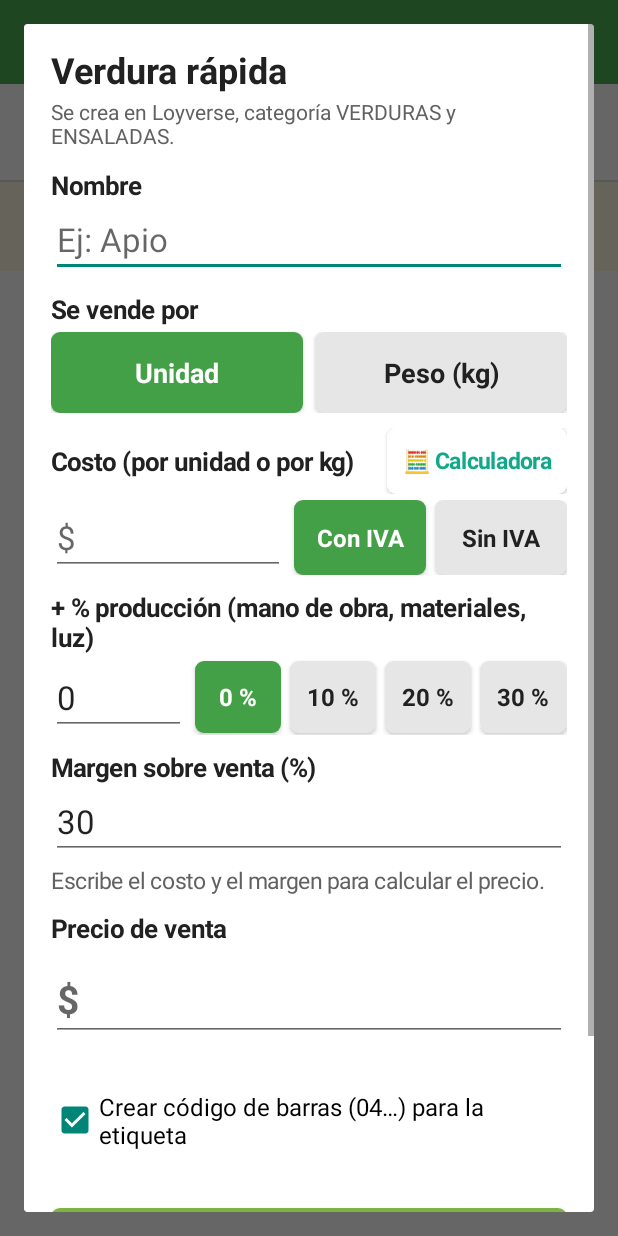
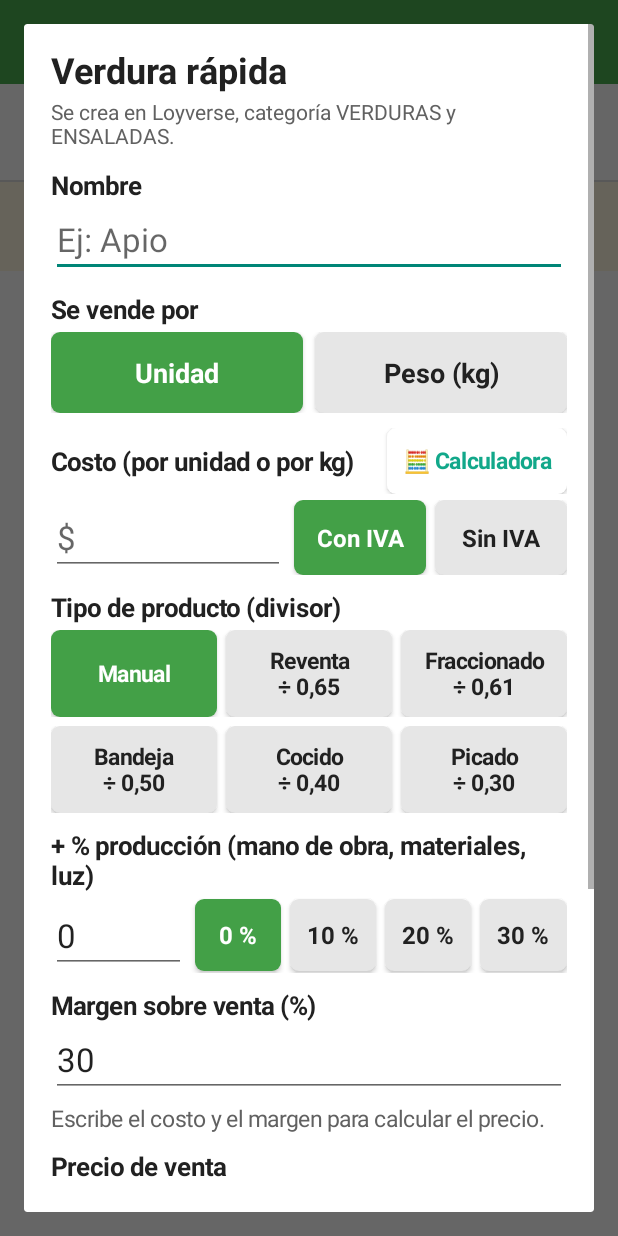
Before and after one commit to minimarketmarin01-cell/Pedidos-Mar-n-, an Android app: the screen it shows after launch (MainActivity), after a tap on "＋ Verdura", on a phone screen of 412 x 824 dp. Run offline under Robolectric (Android 15) with nearby library versions, the phone set to English and light mode, and no system bars; network calls fail.

Commit message:
Precios Marín: botones de tipo con divisor en Verdura rápida
- Fila "Tipo de producto (divisor)": Manual · Reventa ÷0,65 · Fraccionado ÷0,61 · Bandeja ÷0,50
  · Cocido ÷0,40 · Picado ÷0,30 (≈40 % de ganancia real después de producción; 35 % en reventa
  y fraccionado). Se recuerda el último tipo; "Manual" mantiene % producción + margen.
- Precio = costo ÷ divisor → siguiente terminación en 90. El costo guardado en Loyverse es el real:
  materia + producción del tipo ($0/$65/$170/$250/$300), para que los reportes muestren el margen
  verdadero.
- Aviso en rojo si el margen real queda bajo 30 % (verdura muy barata) con el precio mínimo.
- Ej.: lechuga $371 picado → $1.290 (48 %), beterraga cocida $520 → $1.390 (44,6 %).

Co-Authored-By: Claude Opus 5.5 <noreply@anthropic.com>
Claude-Session: https://claude.ai/code/session_019cbmJmj5JyEbVMNg44d7F7

```diff
--- a/android-precios/app/build.gradle
+++ b/android-precios/app/build.gradle
@@ -10,8 +10,8 @@ android {
         applicationId 'cl.marin376.precios'
         minSdk 26          // Android 8.0 y 8.1
         targetSdk 27
-        versionCode 11
-        versionName '1.10'
+        versionCode 12
+        versionName '1.11'
     }
 
     signingConfigs {
--- a/android-precios/app/src/main/java/cl/marin376/precios/MainActivity.java
+++ b/android-precios/app/src/main/java/cl/marin376/precios/MainActivity.java
@@ -966,8 +966,27 @@ public class MainActivity extends Activity {
     filaCosto.addView(bSin, ps);
     c.addView(filaCosto, lp(-1, -2, 4));
 
+    // Tipo de producto: precio = costo ÷ divisor (incluye producción y ~40 % de ganancia real).
+    // "Manual" deja el cálculo con % producción y margen.
+    c.addView(texto("Tipo de producto (divisor)", 17, true, NEGRO), lp(-1, -2, 10));
+    final int[] tipo = {Math.max(0, Math.min(Precio.TIPOS.length - 1, prefs.getInt("tipoVerdura", 0)))};
+    final Button[] bTipos = new Button[Precio.TIPOS.length];
+    LinearLayout filaTipo1 = fila(), filaTipo2 = fila();
+    for (int i = 0; i < Precio.TIPOS.length; i++) {
+      String etq = i == 0 ? "Manual" : Precio.TIPOS[i] + "\n÷ " + String.format(Locale.ROOT, "%.2f", Precio.DIVISOR[i]).replace('.', ',');
+      Button b = boton(etq, GRIS, NEGRO);
+      b.setTextSize(15);
+      bTipos[i] = b;
+      (i < 3 ? filaTipo1 : filaTipo2).addView(b, peso(dp(58), i % 3 == 0 ? 0 : 6));
+    }
+    c.addView(filaTipo1, lp(-1, -2, 4));
+    c.addView(filaTipo2, lp(-1, -2, 6));
+    final LinearLayout cajaManual = new LinearLayout(this);   // % producción + margen (solo en Manual)
+    cajaManual.setOrientation(LinearLayout.VERTICAL);
+    c.addView(cajaManual, lp(-1, -2, 0));
+
     // + % producción (mano de obra, materiales, luz): se suma al costo antes de calcular el precio.
-    c.addView(texto("+ % producción (mano de obra, materiales, luz)", 17, true, NEGRO), lp(-1, -2, 10));
+    cajaManual.addView(texto("+ % producción (mano de obra, materiales, luz)", 17, true, NEGRO), lp(-1, -2, 10));
     LinearLayout filaProd = fila();
     final EditText produccion = new EditText(this);
     produccion.setTextSize(22);
@@ -985,14 +1004,14 @@ public class MainActivity extends Activity {
       chipsProd[i] = b;
       filaProd.addView(b, peso(dp(48), 6));
     }
-    c.addView(filaProd, lp(-1, -2, 4));
+    cajaManual.addView(filaProd, lp(-1, -2, 4));
 
-    c.addView(texto("Margen sobre venta (%)", 17, true, NEGRO), lp(-1, -2, 10));
+    cajaManual.addView(texto("Margen sobre venta (%)", 17, true, NEGRO), lp(-1, -2, 10));
     final EditText margen = new EditText(this);
     margen.setTextSize(22);
     margen.setText("30");
     margen.setInputType(InputType.TYPE_CLASS_NUMBER | InputType.TYPE_NUMBER_FLAG_DECIMAL);
-    c.addView(margen);
+    cajaManual.addView(margen);
     final TextView txtCalc = texto("", 15, false, PLOMO);
     c.addView(txtCalc, lp(-1, -2, 4));
 
@@ -1037,11 +1056,29 @@ public class MainActivity extends Activity {
         boolean on = pct == pcts[i];
         colorear(chipsProd[i], on ? VERDE : GRIS, on ? Color.WHITE : NEGRO);
       }
+      for (int i = 0; i < bTipos.length; i++) {
+        boolean on = tipo[0] == i;
+        colorear(bTipos[i], on ? VERDE : GRIS, on ? Color.WHITE : NEGRO);
+      }
+      cajaManual.setVisibility(tipo[0] == 0 ? View.VISIBLE : View.GONE);
       double cIva = Precio.costoBruto(numero(costo), conIva[0]);
-      double cb = Precio.conProduccion(cIva, pct);
-      calc[0] = Precio.desdeMargen(cb, numero(margen));
+      double cb;
       String detalle = "";
-      if (cIva > 0) {
+      if (tipo[0] > 0) {
+        // Divisor por tipo: precio desde la materia prima; costo real = materia + producción del tipo.
+        cb = cIva > 0 ? cIva + Precio.PRODUCCION[tipo[0]] : 0;
+        calc[0] = Precio.desdeDivisor(cIva, Precio.DIVISOR[tipo[0]]);
+        if (cIva > 0) {
+          detalle = Precio.TIPOS[tipo[0]] + ": " + precioTxt((int) Math.round(cIva)) + (conIva[0] ? "" : " (con IVA)")
+              + " ÷ " + String.format(Locale.ROOT, "%.2f", Precio.DIVISOR[tipo[0]]).replace('.', ',')
+              + "\nCosto real con producción: " + precioTxt((int) Math.round(cb))
+              + (Precio.PRODUCCION[tipo[0]] > 0 ? " (+" + precioTxt(Precio.PRODUCCION[tipo[0]]) + ")" : "") + "\n";
+        }
+      } else {
+        cb = Precio.conProduccion(cIva, pct);
+        calc[0] = Precio.desdeMargen(cb, numero(margen));
+      }
+      if (tipo[0] == 0 && cIva > 0) {
         detalle = "Costo total: " + precioTxt((int) Math.round(cb));
         if (!conIva[0] || pct > 0) {
           detalle += " (" + precioTxt((int) Math.round(numero(costo)));
@@ -1060,7 +1097,16 @@ public class MainActivity extends Activity {
         poniendo[0] = false;
       }
       int pv = (int) numero(precio);
-      txtMargen.setText(pv > 0 && cb > 0 ? String.format(Locale.ROOT, "Margen real: %.1f %%", Precio.margenReal(pv, cb)) : "");
+      double mr = pv > 0 && cb > 0 ? Precio.margenReal(pv, cb) : 0;
+      if (pv > 0 && cb > 0 && mr < 30) {
+        // Bajo el mínimo recomendado (30 % real): pasa con verdura muy barata, donde casi todo es mano de obra.
+        int minimo = Precio.sugerido((int) Math.round(cb / 0.70));
+        txtMargen.setTextColor(ROJO);
+        txtMargen.setText(String.format(Locale.ROOT, "⚠ Margen real %.1f %%: bajo el mínimo de 30 %%. Precio mínimo: %s", mr, precioTxt(minimo)));
+      } else {
+        txtMargen.setTextColor(PLOMO);
+        txtMargen.setText(pv > 0 && cb > 0 ? String.format(Locale.ROOT, "Margen real: %.1f %%", mr) : "");
+      }
       chips.removeAllViews();
       List<Integer> ops = Precio.redondeos(calc[0]);
       if (calc[0] > 0 && !ops.contains(calc[0])) ops.add(0, calc[0]);
@@ -1089,6 +1135,15 @@ public class MainActivity extends Activity {
     bKg.setOnClickListener(v -> { kg[0] = true; colorear(bKg, VERDE, Color.WHITE); colorear(bU, GRIS, NEGRO); });
     bCon.setOnClickListener(v -> { conIva[0] = true; colorear(bCon, VERDE, Color.WHITE); colorear(bSin, GRIS, NEGRO); recalcular[0].run(); });
     bSin.setOnClickListener(v -> { conIva[0] = false; colorear(bSin, VERDE, Color.WHITE); colorear(bCon, GRIS, NEGRO); recalcular[0].run(); });
+    for (int i = 0; i < bTipos.length; i++) {
+      final int t = i;
+      bTipos[i].setOnClickListener(v -> {
+        tipo[0] = t;
+        tocado[0] = false;   // el precio vuelve a calcularse con el tipo elegido
+        prefs.edit().putInt("tipoVerdura", t).apply();
+        recalcular[0].run();
+      });
+    }
     recalcular[0].run();
 
     final Runnable[] crear = new Runnable[1];
@@ -1096,8 +1151,10 @@ public class MainActivity extends Activity {
       final String nom = nombre.getText().toString().trim();
       final int pv = (int) numero(precio);
       final double pctProd = numero(produccion);
-      final double cb = Precio.conProduccion(Precio.costoBruto(numero(costo), conIva[0]), pctProd);
-      prefs.edit().putString("pctProduccion", produccion.getText().toString().trim()).apply();   // se recuerda para la próxima
+      final double cIvaCrear = Precio.costoBruto(numero(costo), conIva[0]);
+      // Costo que se guarda: el real (materia + producción del tipo, o + % producción en Manual).
+      final double cb = tipo[0] > 0 ? cIvaCrear + Precio.PRODUCCION[tipo[0]] : Precio.conProduccion(cIvaCrear, pctProd);
+      prefs.edit().putString("pctProduccion", produccion.getText().toString().trim()).putInt("tipoVerdura", tipo[0]).apply();   // se recuerda para la próxima
       final boolean conCodigo = crearCod.isChecked();
       final boolean esKg = kg[0];
       creando[0] = true;
--- a/android-precios/app/src/main/java/cl/marin376/precios/Precio.java
+++ b/android-precios/app/src/main/java/cl/marin376/precios/Precio.java
@@ -22,6 +22,21 @@ public final class Precio {
   public static double conProduccion(double costoBruto, double pctProduccion) {
     if (costoBruto <= 0) return 0;
     return costoBruto * (1 + Math.max(0, pctProduccion) / 100.0);
+  }
+
+  // ------------------------------------------------------------------ divisores por tipo
+  // Precio = costo de materia prima ÷ divisor. Cada divisor ya incluye la producción típica del
+  // tipo (mano de obra a $3.041,5/h + bolsa $9 + fijo $7, y luz en cocidos) y deja ~40 % de
+  // ganancia real (35 % en reventa y fraccionado, por competencia). PRODUCCION es lo que se
+  // suma al costo que se guarda en Loyverse para que el margen de los reportes sea el real.
+  public static final String[] TIPOS = {"Manual", "Reventa", "Fraccionado", "Bandeja", "Cocido", "Picado"};
+  public static final double[] DIVISOR = {0, 0.65, 0.61, 0.50, 0.40, 0.30};
+  public static final int[] PRODUCCION = {0, 0, 65, 170, 250, 300};
+
+  /** Precio por divisor (sin redondear). 0 si faltan datos. */
+  public static int desdeDivisor(double costo, double divisor) {
+    if (costo <= 0 || divisor <= 0 || divisor >= 1) return 0;
+    return (int) Math.round(costo / divisor);
   }
 
   /** Margen SOBRE VENTA: Precio = Costo / (1 − Margen). 0 si faltan datos. */
```
Also changed, not shown: 1 other file.
